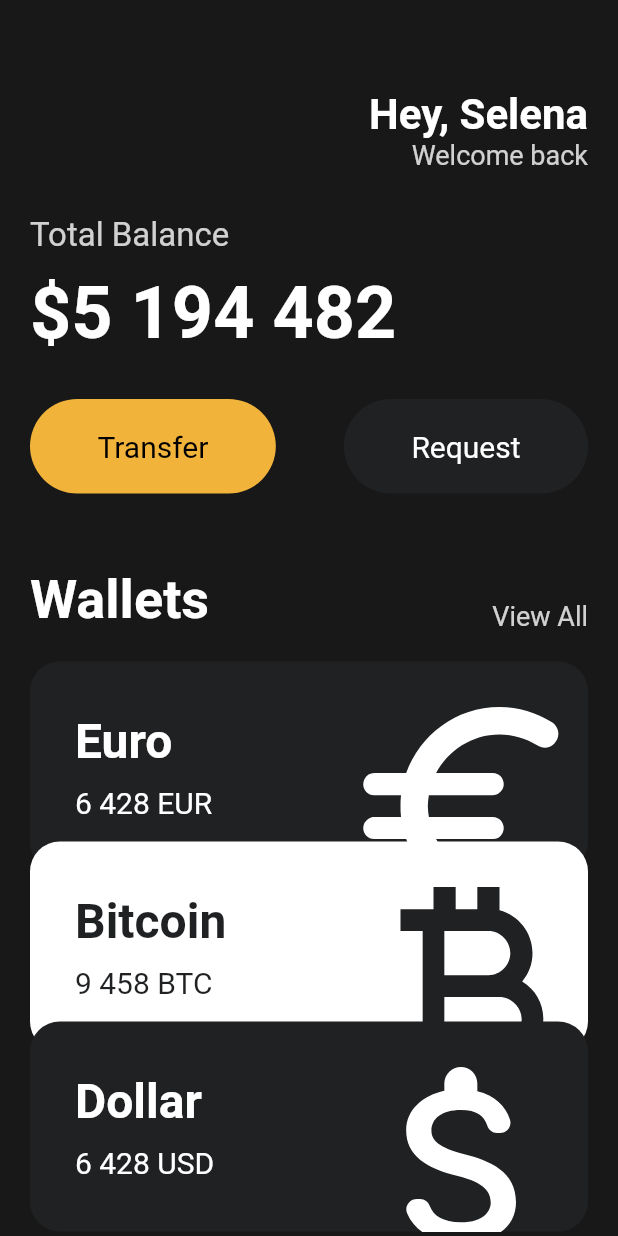
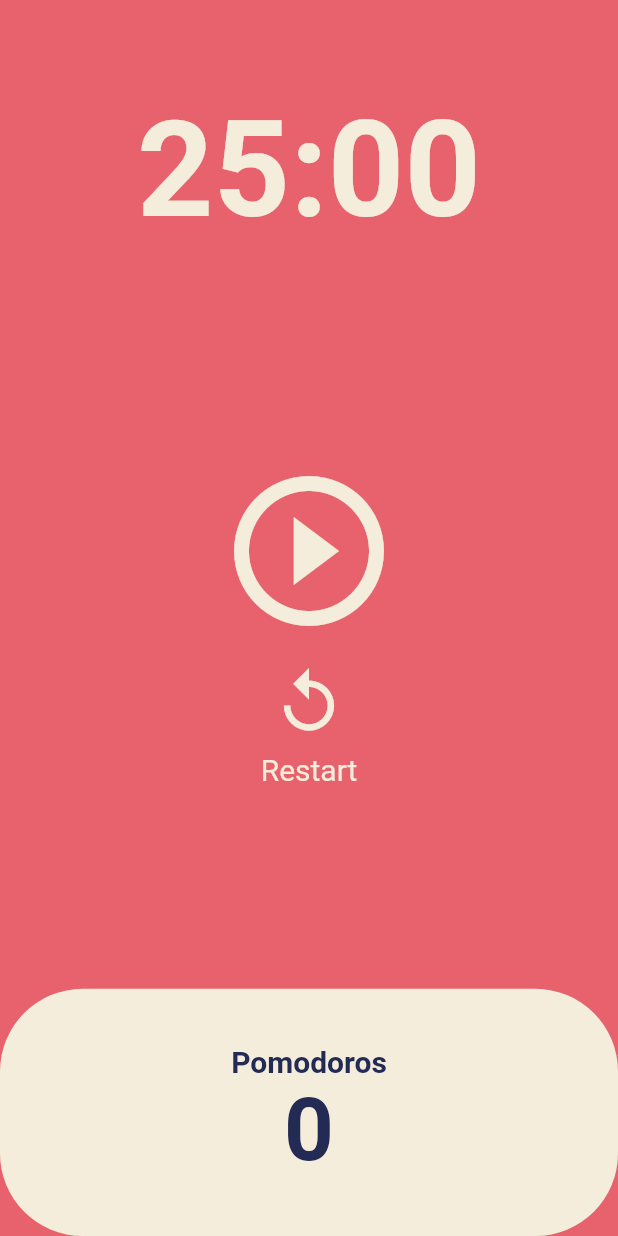
Before and after one commit to yunuchoiii/toonmoa, a Flutter app: the screen it shows after launch, on a phone screen of 412 x 824 dp. Run offline on Flutter 3.47's test engine with Material 2 defaults, Android fonts, the phone set to English and light mode, and no system bars.

Commit message:
Pomodoros Clear

```diff
--- a/lib/main.dart
+++ b/lib/main.dart
@@ -1,6 +1,5 @@
 import 'package:flutter/material.dart';
-import 'package:toonmoa/widgets/button.dart';
-import 'package:toonmoa/widgets/currency_card.dart';
+import 'package:toonmoa/screens/home_screen.dart';
 
 void main() {
   runApp(App());
@@ -10,135 +9,17 @@
   @override
   Widget build(BuildContext context) {
     return MaterialApp(
-      home: Scaffold(
-        backgroundColor: const Color(0xff181818),
-        body: SingleChildScrollView(
-          child: Padding(
-            padding: const EdgeInsets.symmetric(horizontal: 20),
-            child: Column(
-              crossAxisAlignment: CrossAxisAlignment.start,
-              children: [
-                const SizedBox(
-                  height: 60,
-                ),
-                Row(
-                  mainAxisAlignment: MainAxisAlignment.end,
-                  children: [
-                    Column(
-                      crossAxisAlignment: CrossAxisAlignment.end,
-                      children: [
-                        const Text(
-                          'Hey, Selena',
-                          style: TextStyle(
-                              color: Colors.white,
-                              fontSize: 28,
-                              fontWeight: FontWeight.w700),
-                        ),
-                        Text(
-                          'Welcome back',
-                          style: TextStyle(
-                            color: Colors.white.withOpacity(0.8),
-                            fontSize: 18,
-                          ),
-                        ),
-                      ],
-                    )
-                  ],
-                ),
-                const SizedBox(
-                  height: 30,
-                ),
-                Text(
-                  "Total Balance",
-                  style: TextStyle(
-                    fontSize: 22,
-                    color: Colors.white.withOpacity(0.8),
-                  ),
-                ),
-                const SizedBox(
-                  height: 10,
-                ),
-                const Text(
-                  "\$5 194 482",
-                  style: TextStyle(
-                    fontSize: 48,
-                    fontWeight: FontWeight.w600,
-                    color: Colors.white,
-                  ),
-                ),
-                const SizedBox(
-                  height: 30,
-                ),
-                Row(
-                  mainAxisAlignment: MainAxisAlignment.spaceBetween,
-                  children: const [
-                    Button(
-                      text: 'Transfer',
-                      bgColor: Color(0xfff2b33a),
-                      textColor: Colors.black,
-                    ),
-                    Button(
-                      text: 'Request',
-                      bgColor: Color(0xff1f2123),
-                      textColor: Colors.white,
-                    ),
-                  ],
-                ),
-                const SizedBox(
-                  height: 50,
-                ),
-                Row(
-                  mainAxisAlignment: MainAxisAlignment.spaceBetween,
-                  crossAxisAlignment: CrossAxisAlignment.end,
-                  children: [
-                    const Text(
-                      'Wallets',
-                      style: TextStyle(
-                        color: Colors.white,
-                        fontSize: 36,
-                        fontWeight: FontWeight.w600,
-                      ),
-                    ),
-                    Text(
-                      'View All',
-                      style: TextStyle(
-                        color: Colors.white.withOpacity(0.8),
-                        fontSize: 18,
-                      ),
-                    ),
-                  ],
-                ),
-                const SizedBox(
-                  height: 20,
-                ),
-                const CurrencyCard(
-                  name: 'Euro',
-                  code: 'EUR',
-                  amount: '6 428',
-                  icon: Icons.euro_rounded,
-                  isInverted: false,
-                  order: 1,
-                ),
-                const CurrencyCard(
-                  name: 'Bitcoin',
-                  code: 'BTC',
-                  amount: '9 458',
-                  icon: Icons.currency_bitcoin,
-                  isInverted: true,
-                  order: 2,
-                ),
-                const CurrencyCard(
-                  name: 'Dollar',
-                  code: 'USD',
-                  amount: '6 428',
-                  icon: Icons.attach_money_rounded,
-                  isInverted: false,
-                  order: 3,
-                ),
-              ],
-            ),
+      theme: ThemeData(
+        backgroundColor: const Color(0xffe7626c),
+        textTheme: const TextTheme(
+          headline1: TextStyle(
+            color: Color(0xff232b55),
           ),
         ),
+        cardColor: const Color(0xfff4eddb),
+      ),
+      home: const Scaffold(
+        body: HomeScreen(),
       ),
     );
   }
--- /dev/null
+++ b/lib/screens/home_screen.dart
@@ -0,0 +1,149 @@
+import 'dart:async';
+import 'package:flutter/material.dart';
+
+class HomeScreen extends StatefulWidget {
+  const HomeScreen({super.key});
+
+  @override
+  State<HomeScreen> createState() => _HomeScreenState();
+}
+
+class _HomeScreenState extends State<HomeScreen> {
+  static const twentyFiveMinutes = 1500;
+  int totalSeconds = twentyFiveMinutes;
+  bool isRunning = false;
+  int totalPomodoros = 0;
+  late Timer timer;
+
+  void onTick(Timer timer) {
+    if (totalSeconds == 0) {
+      setState(() {
+        totalPomodoros++;
+        isRunning = false;
+        totalSeconds = twentyFiveMinutes;
+      });
+      timer.cancel();
+    } else {
+      setState(() {
+        totalSeconds = totalSeconds - 1;
+      });
+    }
+  }
+
+  void onStartPressed() {
+    timer = Timer.periodic(
+      const Duration(seconds: 1),
+      onTick,
+    );
+    setState(() {
+      isRunning = true;
+    });
+  }
+
+  void onPausePressed() {
+    timer.cancel();
+    setState(() {
+      isRunning = false;
+    });
+  }
+
+  void restart() {
+    setState(() {
+      isRunning = false;
+      totalSeconds = twentyFiveMinutes;
+    });
+    timer.cancel();
+  }
+
+  String format(int seconds) {
+    var duration = Duration(seconds: seconds);
+    return duration.toString().split(".").first.substring(2, 7);
+  }
+
+  @override
+  Widget build(BuildContext context) {
+    return Scaffold(
+      backgroundColor: Theme.of(context).backgroundColor,
+      body: Column(
+        children: [
+          Flexible(
+            flex: 1,
+            child: Container(
+              alignment: Alignment.bottomCenter,
+              child: Text(
+                format(totalSeconds),
+                style: TextStyle(
+                  color: Theme.of(context).cardColor,
+                  fontSize: 89,
+                  fontWeight: FontWeight.w600,
+                ),
+              ),
+            ),
+          ),
+          Flexible(
+            flex: 3,
+            child: Center(
+              child: Column(
+                mainAxisAlignment: MainAxisAlignment.center,
+                children: [
+                  IconButton(
+                    onPressed: isRunning ? onPausePressed : onStartPressed,
+                    icon: Icon(isRunning
+                        ? Icons.pause_circle_outline
+                        : Icons.play_circle_outline),
+                    iconSize: 120,
+                    color: Theme.of(context).cardColor,
+                  ),
+                  IconButton(
+                    onPressed: restart,
+                    icon: const Icon(Icons.replay_outlined),
+                    iconSize: 50,
+                    color: Theme.of(context).cardColor,
+                  ),
+                  Text('Restart',
+                      style: TextStyle(
+                          color: Theme.of(context).cardColor, fontSize: 20))
+                ],
+              ),
+            ),
+          ),
+          Flexible(
+            flex: 1,
+            child: Row(
+              children: [
+                Expanded(
+                  child: Container(
+                    decoration: BoxDecoration(
+                        color: Theme.of(context).cardColor,
+                        borderRadius: BorderRadius.circular(55)),
+                    child: Column(
+                      mainAxisAlignment: MainAxisAlignment.center,
+                      children: [
+                        Text(
+                          'Pomodoros',
+                          style: TextStyle(
+                            fontSize: 20,
+                            fontWeight: FontWeight.w600,
+                            color: Theme.of(context).textTheme.headline1!.color,
+                          ),
+                        ),
+                        Text(
+                          '$totalPomodoros',
+                          style: TextStyle(
+                            fontSize: 58,
+                            fontWeight: FontWeight.w600,
+                            color: Theme.of(context).textTheme.headline1!.color,
+                          ),
+                        ),
+                      ],
+                    ),
+                  ),
+                ),
+              ],
+            ),
+          ),
+        ],
+      ),
+    );
+  }
+}
```
